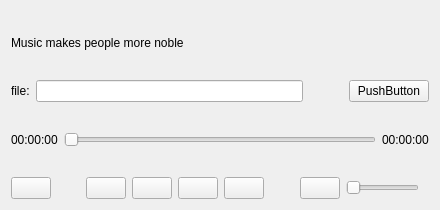
Above: AudioPlayer/audioplaywidget.ui from lhlmicheal/AudioPlayer before the change. Below: the same form after it.
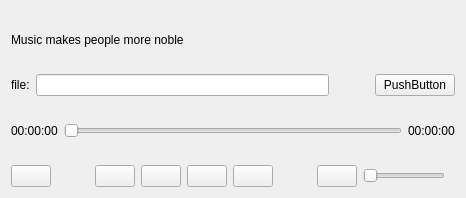
That is the form after the change. Icons and pictures are not drawn.

Patch:
```diff
--- a/AudioPlayer/audioplaywidget.ui
+++ b/AudioPlayer/audioplaywidget.ui
@@ -6,10 +6,16 @@
    <rect>
     <x>0</x>
     <y>0</y>
-    <width>440</width>
-    <height>210</height>
+    <width>466</width>
+    <height>198</height>
    </rect>
   </property>
+  <property name="minimumSize">
+   <size>
+    <width>466</width>
+    <height>198</height>
+   </size>
+  </property>
   <property name="windowTitle">
    <string>Form</string>
   </property>
```
Left out of the diff: 3 changed lines with no effect on the pictures.
